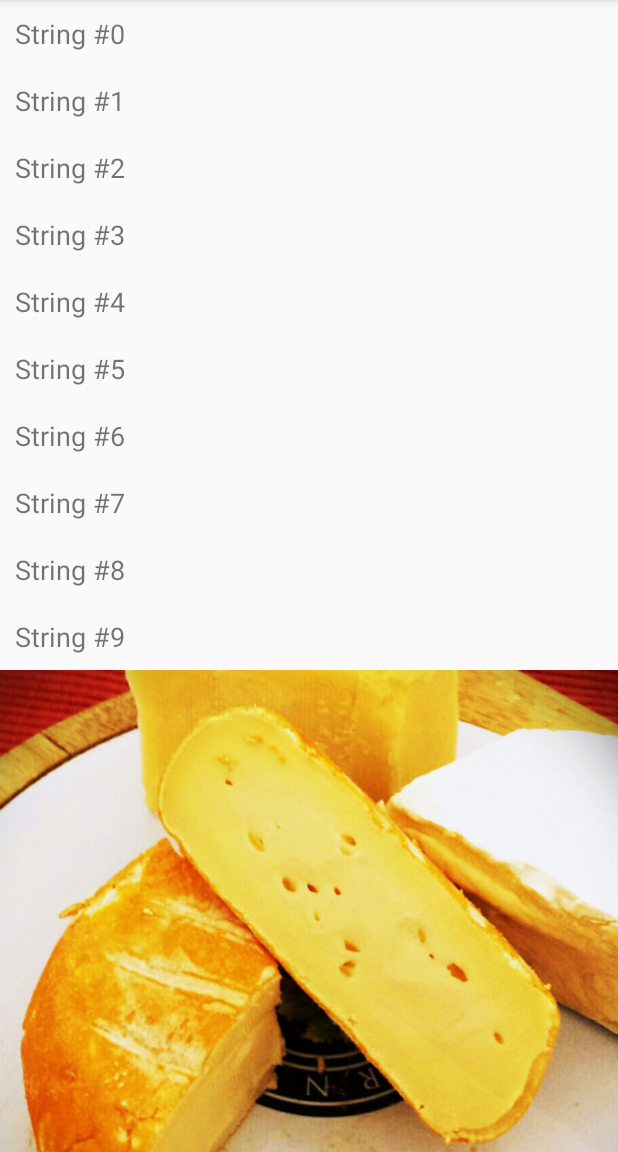
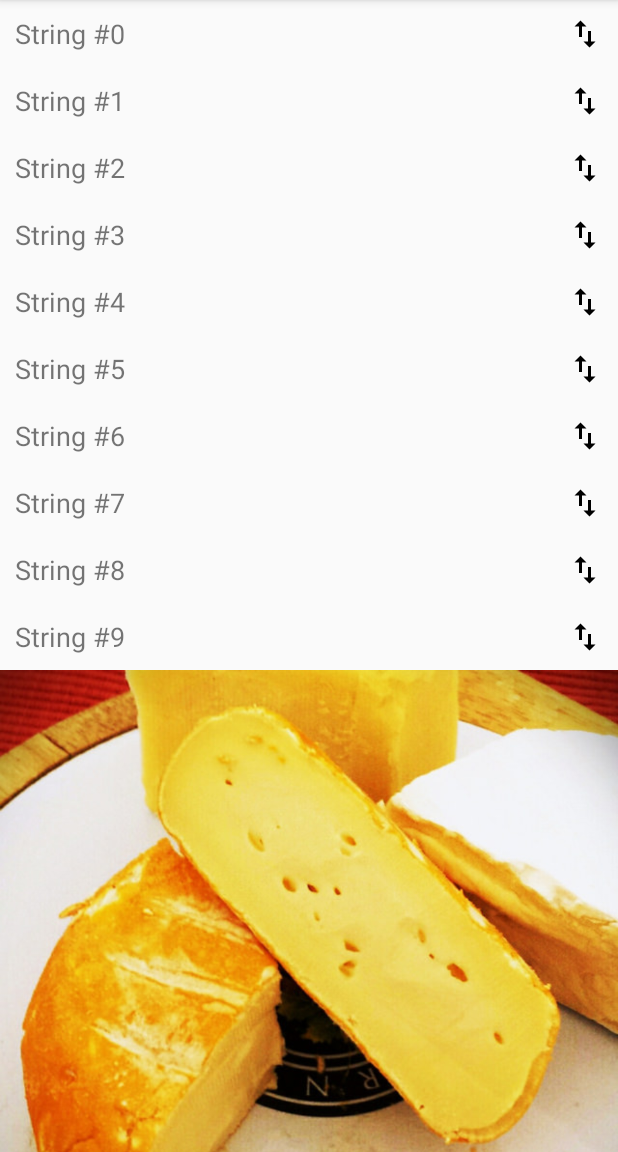
Before and after one commit to smartnsoft/smartrecyclerview-android, an Android app: the ReorderedRecyclerActivity screen opened directly, with no data from a screen before it, on a phone screen of 412 x 824 dp, the part 84-1236 px from its top. Run offline under Robolectric (Android 15) with nearby library versions, the phone set to English and light mode, and no system bars.

Commit message:
RED-591 #time 2h Added the SmartReorderRecyclerAttributes class to improve user experience and avoid long click

```diff
--- /dev/null
+++ b/library/src/main/java/com/smartnsoft/recyclerview/attributes/SmartReorderRecyclerAttributes.kt
@@ -0,0 +1,40 @@
+package com.smartnsoft.recyclerview.attributes
+
+import android.view.MotionEvent
+import android.view.View
+import com.smartnsoft.recyclerview.recyclerview.SmartReorderRecyclerView
+
+/**
+ * Is responsible for creating a new {@link View}, which is able to represent the provided business object and be reordered.
+ *
+ * @author Adrien Vitti
+ * @since 2019.07.15
+ */
+abstract class SmartReorderRecyclerAttributes<BusinessObjectType>(view: View)
+  : SmartRecyclerAttributes<BusinessObjectType>(view)
+{
+
+  abstract fun getTriggerViewForReorder(): View?
+
+  var draggingTouchListener: View.OnTouchListener? = null
+
+  override fun update(businessObject: BusinessObjectType, isSelected: Boolean)
+  {
+    val triggerViewForReorder = getTriggerViewForReorder()
+    if (draggingTouchListener == null)
+    {
+      triggerViewForReorder?.let { triggerView ->
+        draggingTouchListener = View.OnTouchListener { _, event ->
+          if (event.actionMasked == MotionEvent.ACTION_DOWN)
+          {
+            (itemView.parent as? SmartReorderRecyclerView)?.itemTouchHelper?.startDrag(this)
+          }
+          return@OnTouchListener true
+        }
+        triggerView.setOnTouchListener(draggingTouchListener)
+      }
+    }
+    super.update(businessObject, isSelected)
+  }
+
+}
--- a/library/src/main/java/com/smartnsoft/recyclerview/recyclerview/SmartReorderRecyclerView.kt
+++ b/library/src/main/java/com/smartnsoft/recyclerview/recyclerview/SmartReorderRecyclerView.kt
@@ -41,7 +41,7 @@ class SmartReorderRecyclerView @JvmOverloads constructor(
 ) : RecyclerView(context, attrs, defStyleAttr)
 {
 
-  private val itemTouchHelper = ItemTouchHelper(object :
+  val itemTouchHelper = ItemTouchHelper(object :
       ItemTouchHelper.SimpleCallback(
           ItemTouchHelper.UP or ItemTouchHelper.DOWN or
               ItemTouchHelper.START or ItemTouchHelper.END
--- a/sample/src/main/java/com/smartnsoft/smartrecyclerviewsample/AbstractRecyclerActivity.java
+++ b/sample/src/main/java/com/smartnsoft/smartrecyclerviewsample/AbstractRecyclerActivity.java
@@ -15,6 +15,7 @@ import android.support.v7.widget.RecyclerView.LayoutManager;
 import com.smartnsoft.recyclerview.adapter.SmartRecyclerAdapter;
 import com.smartnsoft.recyclerview.wrapper.SmartRecyclerViewWrapper;
 
+import com.smartnsoft.smartrecyclerviewsample.wrappers.ReorderTextWrapper;
 import com.smartnsoft.smartrecyclerviewsample.wrappers.SimpleImageWrapper;
 import com.smartnsoft.smartrecyclerviewsample.wrappers.SimpleTextWrapper;
 
@@ -111,10 +112,20 @@ public abstract class AbstractRecyclerActivity
       }
       else
       {
-        wrappers.add(new SimpleTextWrapper("String #" + index));
+        wrappers.add(
+            shouldActivateTextReordering() ?
+                new ReorderTextWrapper("String #" + index)
+                :
+                new SimpleTextWrapper("String #" + index)
+        );
       }
     }
     return wrappers;
   }
 
+  protected boolean shouldActivateTextReordering()
+  {
+    return false;
+  }
+
 }
--- a/sample/src/main/java/com/smartnsoft/smartrecyclerviewsample/ReorderedRecyclerActivity.kt
+++ b/sample/src/main/java/com/smartnsoft/smartrecyclerviewsample/ReorderedRecyclerActivity.kt
@@ -6,7 +6,7 @@ import com.smartnsoft.recyclerview.adapter.SmartRecyclerAdapter
  * An activity containing a simple way to use a ReorderRecyclerView
  *
  * @author Adrien Vitti
- * @since 2018.01.24
+ * @since 2019.07.15
  */
 class ReorderedRecyclerActivity : AbstractRecyclerActivity()
 {
@@ -20,4 +20,10 @@ class ReorderedRecyclerActivity : AbstractRecyclerActivity()
   {
     return SmartRecyclerAdapter(this, true).apply { setHasStableIds(true) }
   }
+
+  override fun shouldActivateTextReordering(): Boolean
+  {
+    return true
+  }
+
 }
--- /dev/null
+++ b/sample/src/main/java/com/smartnsoft/smartrecyclerviewsample/wrappers/ReorderTextAttributes.java
@@ -0,0 +1,46 @@
+package com.smartnsoft.smartrecyclerviewsample.wrappers;
+
+import android.view.View;
+import android.widget.TextView;
+
+import com.smartnsoft.recyclerview.attributes.SmartReorderRecyclerAttributes;
+
+import com.smartnsoft.smartrecyclerviewsample.R;
+import org.jetbrains.annotations.Nullable;
+
+/**
+ * This class is a simple implementation of a SmartReorderRecyclerAttributes with a String as business object
+ *
+ * @author Adrien Vitti
+ * @since 2019.07.15
+ */
+final class ReorderTextAttributes
+    extends SmartReorderRecyclerAttributes<String>
+{
+
+  private final TextView textView;
+
+  private final View reorderIcon;
+
+  ReorderTextAttributes(View view)
+  {
+    super(view);
+    textView = view.findViewById(R.id.textView);
+    reorderIcon = view.findViewById(R.id.reorderIcon);
+  }
+
+  @Override
+  public void onBusinessObjectUpdated(String businessObject, boolean isSelected)
+  {
+    super.onBusinessObjectUpdated(businessObject, isSelected);
+    textView.setText(businessObject);
+  }
+
+  @Nullable
+  @Override
+  public View getTriggerViewForReorder()
+  {
+    return reorderIcon;
+  }
+
+}
--- /dev/null
+++ b/sample/src/main/java/com/smartnsoft/smartrecyclerviewsample/wrappers/ReorderTextWrapper.java
@@ -0,0 +1,30 @@
+package com.smartnsoft.smartrecyclerviewsample.wrappers;
+
+import android.content.Context;
+import android.view.View;
+
+import com.smartnsoft.smartrecyclerviewsample.R;
+
+/**
+ * A RecyclerViewWrapper with a simple String as business object
+ *
+ * @author Adrien Vitti
+ * @since 2019.07.15
+ */
+
+public final class ReorderTextWrapper
+    extends AbstractSmartRecyclerViewWrapper<String>
+{
+
+  public ReorderTextWrapper(String businessObject)
+  {
+    super(businessObject, WrapperType.ReorderTextWrapper, R.layout.reorder_text_item);
+  }
+
+  @Override
+  protected Object extractNewViewAttributes(Context context, View view, String businessObject)
+  {
+    return new ReorderTextAttributes(view);
+  }
+
+}
--- a/sample/src/main/java/com/smartnsoft/smartrecyclerviewsample/wrappers/WrapperType.java
+++ b/sample/src/main/java/com/smartnsoft/smartrecyclerviewsample/wrappers/WrapperType.java
@@ -12,11 +12,12 @@ import android.support.annotation.IntDef;
 public final class WrapperType
 {
 
-  @IntDef({SimpleTextWrapper, SimpleImageWrapper, PersonWrapper, TextDiffUtilWrapper})
+  @IntDef({SimpleTextWrapper, SimpleImageWrapper, PersonWrapper, TextDiffUtilWrapper, ReorderTextWrapper})
   public @interface WrapperTypeIdentifier {}
   static final int SimpleTextWrapper = 0;
   static final int SimpleImageWrapper = 1;
   static final int PersonWrapper = 2;
   static final int TextDiffUtilWrapper = 3;
+  static final int ReorderTextWrapper = 4;
 
 }
--- /dev/null
+++ b/sample/src/main/res/drawable/ic_swap.xml
@@ -0,0 +1,9 @@
+<vector xmlns:android="http://schemas.android.com/apk/res/android"
+        android:width="24dp"
+        android:height="24dp"
+        android:viewportWidth="24.0"
+        android:viewportHeight="24.0">
+    <path
+        android:fillColor="#FF000000"
+        android:pathData="M16,17.01V10h-2v7.01h-3L15,21l4,-3.99h-3zM9,3L5,6.99h3V14h2V6.99h3L9,3z"/>
+</vector>
--- /dev/null
+++ b/sample/src/main/res/layout/reorder_text_item.xml
@@ -0,0 +1,35 @@
+<?xml version="1.0" encoding="utf-8"?>
+<android.support.constraint.ConstraintLayout
+  xmlns:android="http://schemas.android.com/apk/res/android"
+  xmlns:tools="http://schemas.android.com/tools"
+  xmlns:app="http://schemas.android.com/apk/res-auto"
+  android:layout_width="match_parent"
+  android:layout_height="wrap_content"
+>
+
+  <TextView
+    android:id="@+id/textView"
+    android:layout_width="0dp"
+    android:layout_height="wrap_content"
+    android:maxLines="5"
+    android:padding="10dp"
+    android:textSize="18sp"
+    app:layout_constraintEnd_toStartOf="@+id/reorderIcon"
+    app:layout_constraintStart_toStartOf="parent"
+    app:layout_constraintTop_toTopOf="parent"
+    tools:text="@tools:sample/lorem/random"
+  />
+
+  <ImageView
+    android:id="@+id/reorderIcon"
+    android:layout_width="wrap_content"
+    android:layout_height="wrap_content"
+    android:padding="10dp"
+    android:src="@drawable/ic_swap"
+    app:layout_constraintBottom_toBottomOf="parent"
+    app:layout_constraintEnd_toEndOf="parent"
+    app:layout_constraintStart_toEndOf="@id/textView"
+    app:layout_constraintTop_toTopOf="parent"
+  />
+
+</android.support.constraint.ConstraintLayout>
```
